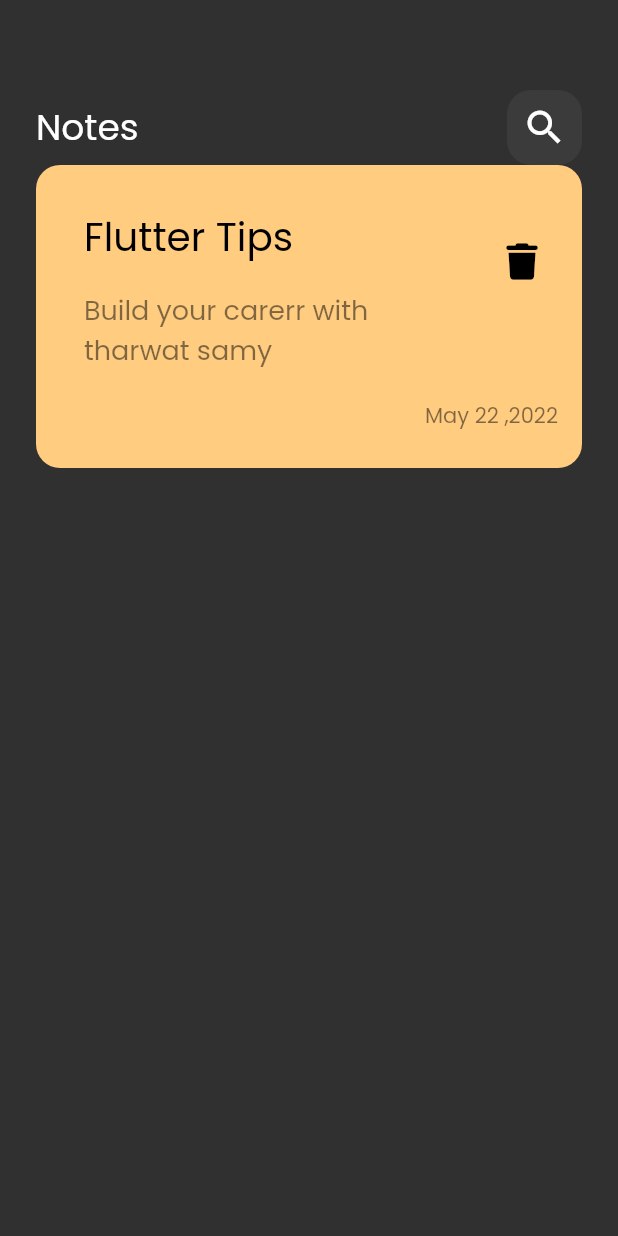
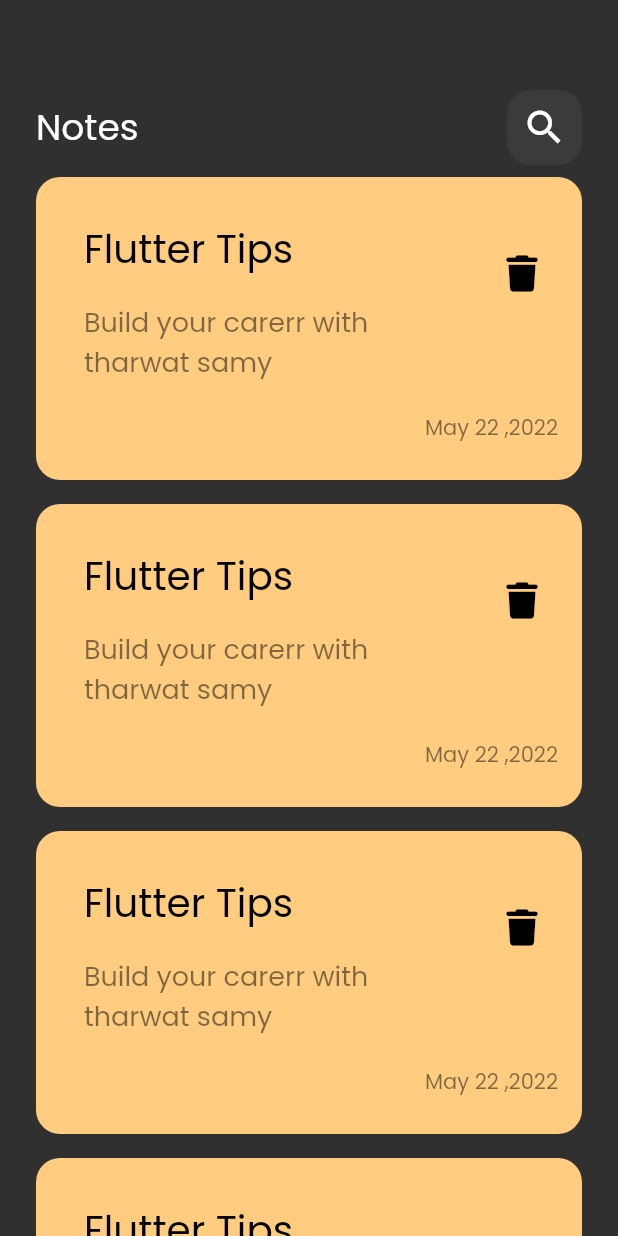
Before and after one commit to AbdBrkhsk/notes_app, a Flutter app: the screen it shows after launch, on a phone screen of 412 x 824 dp. Run offline on Flutter 3.47's test engine with Material 2 defaults, Android fonts, the phone set to English and light mode, and no system bars; our stand-ins replace font_awesome_flutter.

Commit message:
create notes list view

```diff
--- a/lib/views/widgets/custom_note_item.dart
+++ b/lib/views/widgets/custom_note_item.dart
@@ -0,0 +1,51 @@
+import 'package:flutter/material.dart';
+import 'package:font_awesome_flutter/font_awesome_flutter.dart';
+
+class NoteItem extends StatelessWidget {
+  const NoteItem({super.key});
+
+  @override
+  Widget build(BuildContext context) {
+    return Container(
+      padding: const EdgeInsets.only(top: 24, bottom: 24, left: 16),
+      decoration: BoxDecoration(
+          borderRadius: BorderRadius.circular(16),
+          color: const Color(0xffFFCC80)),
+      child: Column(
+        crossAxisAlignment: CrossAxisAlignment.end,
+        children: [
+          ListTile(
+            title: const Text(
+              'Flutter Tips',
+              style: TextStyle(color: Colors.black, fontSize: 26),
+            ),
+            subtitle: Padding(
+              padding: const EdgeInsets.only(top: 16, bottom: 16),
+              child: Text(
+                'Build your carerr with tharwat samy ',
+                style: TextStyle(
+                    color: Colors.black.withOpacity(0.5), fontSize: 18),
+              ),
+            ),
+            trailing: IconButton(
+              onPressed: () {},
+              icon: const Icon(
+                FontAwesomeIcons.trash,
+                color: Colors.black,
+                size: 24,
+              ),
+            ),
+          ),
+          Padding(
+            padding: const EdgeInsets.only(right: 16),
+            child: Text(
+              'May 22 ,2022',
+              style:
+                  TextStyle(color: Colors.black.withOpacity(0.5), fontSize: 14),
+            ),
+          )
+        ],
+      ),
+    );
+  }
+}
--- a/lib/views/widgets/notes_view_body.dart
+++ b/lib/views/widgets/notes_view_body.dart
@@ -1,65 +1,42 @@
 import 'package:flutter/material.dart';
 import 'package:font_awesome_flutter/font_awesome_flutter.dart';
-import 'package:font_awesome_flutter/font_awesome_flutter.dart';
+
 
 import 'package:notes_app/views/widgets/custom_app_bar.dart';
+
+import 'custom_note_item.dart';
 
 class NotesViewBody extends StatelessWidget {
   const NotesViewBody({super.key});
 
   @override
   Widget build(BuildContext context) {
-    return  Padding(
+    return Padding(
       padding: const EdgeInsets.symmetric(horizontal: 24),
       child: Column(
-          children:const [
-            SizedBox(
-              height: 60,
-            ),
-            CustomAppBar(),
-            NoteItem()
-          ],
+        children: const [
+          SizedBox(
+            height: 60,
+          ),
+          CustomAppBar(),
+          Expanded(child: NotesListView())
+        ],
       ),
     );
   }
 }
 
 
-class NoteItem extends StatelessWidget {
-  const NoteItem({super.key});
+class NotesListView extends StatelessWidget {
+  const NotesListView({super.key});
 
   @override
   Widget build(BuildContext context) {
-    return  Container(
-      padding: EdgeInsets.only(top: 24,bottom: 24,left: 16),
-      decoration: BoxDecoration(
-        borderRadius: BorderRadius.circular(16),
-        color: const Color(0xffFFCC80)
-      ),
-      child: Column(
-        crossAxisAlignment: CrossAxisAlignment.end,
-        children:  [
-          ListTile(
-              title: Text('Flutter Tips' ,style: TextStyle(
-                color: Colors.black,fontSize: 26
-              ),),
-              subtitle: Padding(
-                padding: const EdgeInsets.only(top: 16,bottom: 16),
-                child: Text('Build your carerr with tharwat samy ',style: TextStyle(
-                  color: Colors.black.withOpacity(0.5),fontSize: 18
-                ),),
-              ),
-              trailing: IconButton(onPressed: (){}, icon: Icon(FontAwesomeIcons.trash,color: Colors.black,size: 24,) ,),
-          ),
-
-          Padding(
-            padding: const EdgeInsets.only(right: 16 ),
-            child: Text('May 22 ,2022',style: TextStyle(
-                  color: Colors.black.withOpacity(0.5),fontSize: 14
-                ),),
-          )
-        ],
-      ),
-    ) ;
+    return ListView.builder(itemBuilder: (context,index){
+      return Padding(
+        padding: const EdgeInsets.symmetric(vertical: 8),
+        child: NoteItem(),
+      );
+    });
   }
 }
```
